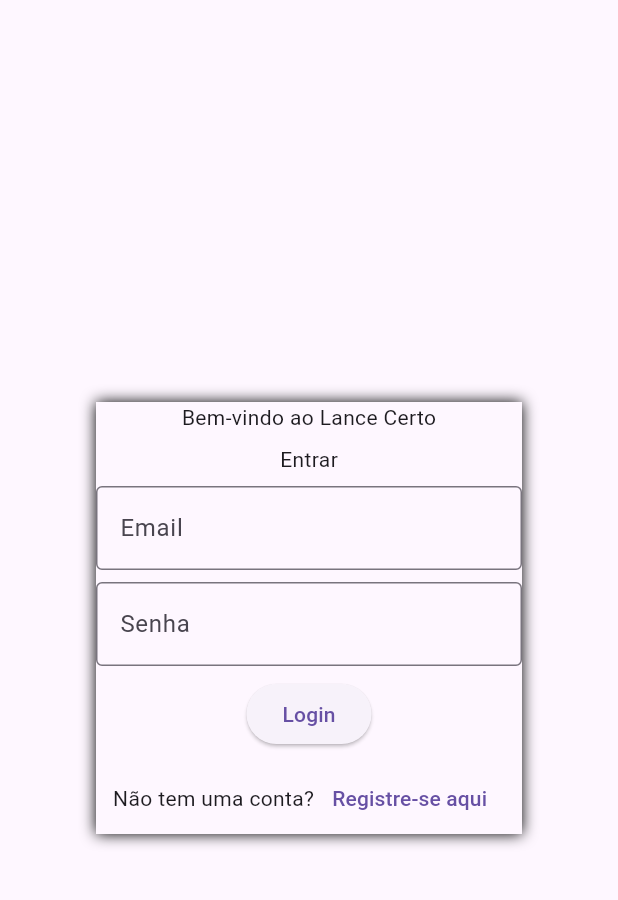
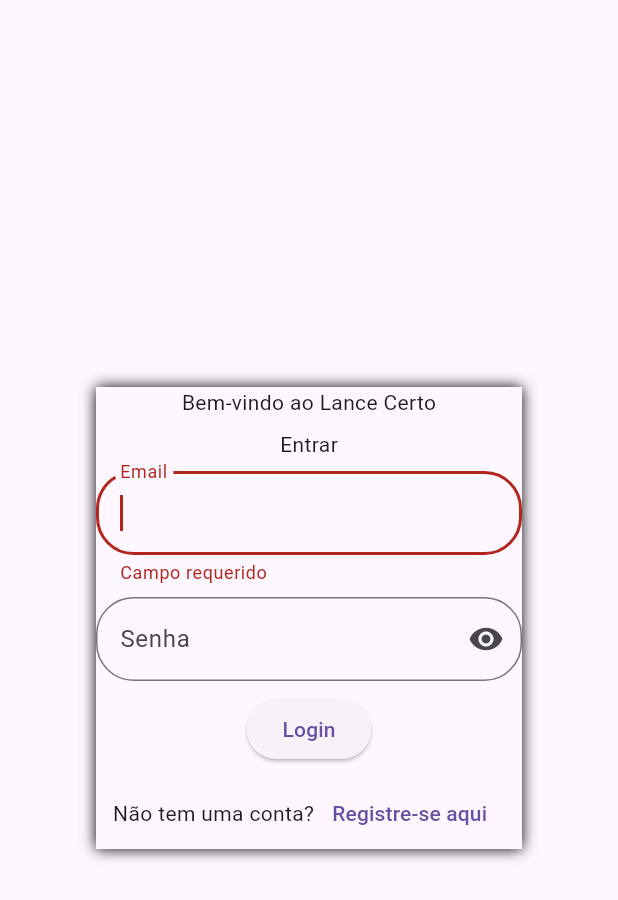
Before and after one commit to MatheusWDB/lance-certo, a Flutter app: the screen it shows after launch, after a tap on "Login", on a phone screen of 412 x 824 dp. Shown: the top 900 px of the screen. Run offline on Flutter 3.47's test engine with Material 3 defaults, Android fonts, the phone set to English and light mode, and no system bars.

Commit message:
feat: criado a lógica

```diff
--- a/frontend/lib/screens/home_screen.dart
+++ b/frontend/lib/screens/home_screen.dart
@@ -1,5 +1,6 @@
 import 'package:flutter/material.dart';
 import 'package:lance_certo/widgets/auction_list.dart';
+import 'package:lance_certo/widgets/main_menu.dart';
 import 'package:lance_certo/widgets/new_auction_dialog.dart';
 
 class HomeScreen extends StatefulWidget {
@@ -16,6 +17,7 @@
       body: SafeArea(
         child: Column(
           children: [
+            MainMenu(currentRoute: '/home'),
             Padding(
               padding: const EdgeInsets.all(32.0),
               child: Row(
--- a/frontend/lib/screens/login_screen.dart
+++ b/frontend/lib/screens/login_screen.dart
@@ -1,4 +1,6 @@
 import 'package:flutter/material.dart';
+import 'package:lance_certo/screens/home_screen.dart';
+import 'package:lance_certo/screens/registration_screen.dart';
 
 class LoginScreen extends StatefulWidget {
   const LoginScreen({super.key});
@@ -8,6 +10,15 @@
 }
 
 class _LoginScreenState extends State<LoginScreen> {
+  Map<String, TextEditingController> controller = {
+    'username': TextEditingController(),
+    'password': TextEditingController(),
+  };
+
+  Map<String, String?> error = {'username': null, 'password': null};
+
+  bool viewPassword = false;
+
   @override
   Widget build(BuildContext context) {
     return Scaffold(
@@ -30,24 +41,73 @@
                       Text('Bem-vindo ao Lance Certo'),
                       Text('Entrar'),
                       TextField(
+                        autofocus: true,
+                        controller: controller['username'],
                         decoration: InputDecoration(
-                          border: OutlineInputBorder(),
+                          border: OutlineInputBorder(
+                            borderSide: const BorderSide(width: 2),
+                            borderRadius: BorderRadius.circular(25),
+                          ),
+                          errorText: error['username'],
                           labelText: 'Email',
                         ),
+                        onChanged: (value) {
+                          setState(() {
+                            error['username'] = null;
+                          });
+                        },
                       ),
                       TextField(
+                        autocorrect: false,
+                        controller: controller['password'],
                         decoration: InputDecoration(
-                          border: OutlineInputBorder(),
+                          border: OutlineInputBorder(
+                            borderSide: const BorderSide(width: 2),
+                            borderRadius: BorderRadius.circular(25),
+                          ),
+                          errorText: error['password'],
                           labelText: 'Senha',
+                          suffixIcon: IconButton(
+                            onPressed: () {
+                              setState(() {
+                                viewPassword = !viewPassword;
+                              });
+                            },
+                            icon: Icon(
+                              viewPassword == true
+                                  ? Icons.visibility_off
+                                  : Icons.visibility,
+                            ),
+                          ),
                         ),
+                        obscureText: !viewPassword,
+                        obscuringCharacter: '*',
+                        onChanged: (value) {
+                          setState(() {
+                            error['password'] = null;
+                          });
+                        },
                       ),
-                      ElevatedButton(onPressed: () {}, child: Text('Login')),
+                      ElevatedButton(
+                        onPressed: () => login(),
+                        child: Text('Login'),
+                      ),
                       Row(
                         mainAxisAlignment: MainAxisAlignment.center,
                         children: [
                           Text('Não tem uma conta?'),
                           TextButton(
-                            onPressed: () {},
+                            onPressed: () {
+                              resetController();
+                              resetError();
+                              Navigator.push(
+                                context,
+                                MaterialPageRoute(
+                                  builder: (context) =>
+                                      const RegistrationScreen(),
+                                ),
+                              );
+                            },
                             child: Text('Registre-se aqui'),
                           ),
                         ],
@@ -62,4 +122,62 @@
       ),
     );
   }
+
+  void login() async {
+    final attributes = ['username', 'password'];
+
+    for (var attribute in attributes) {
+      if (controller[attribute]!.text.isEmpty) {
+        setState(() {
+          error[attribute] = 'Campo requerido';
+        });
+        return;
+      }
+    }
+
+    if (!controller['username']!.text.contains('@') ||
+        !controller['username']!.text.contains('.')) {
+      final int atIndex = controller['username']!.text.indexOf('@');
+      final int dotIndex = controller['username']!.text.lastIndexOf('.');
+      if (atIndex < 1 ||
+          dotIndex < atIndex + 2 ||
+          dotIndex == controller['username']!.text.length - 1) {
+        setState(() {
+          error['username'] = 'Inválido';
+        });
+        return;
+      }
+    }
+
+    if (controller['password']!.text.length < 8) {
+      setState(() {
+        error['password'] = 'A senha tem no mínimo 8 caracteres';
+      });
+      return;
+    }
+
+    resetController();
+    resetError();
+
+    if (!mounted) return;
+
+    Navigator.pushReplacement(
+      context,
+      MaterialPageRoute(builder: (context) => const HomeScreen()),
+    );
+  }
+
+  void resetController() {
+    setState(() {
+      controller['username']?.clear();
+      controller['password']?.clear();
+    });
+  }
+
+  void resetError() {
+    setState(() {
+      error['username'] = null;
+      error['password'] = null;
+    });
+  }
 }
```
